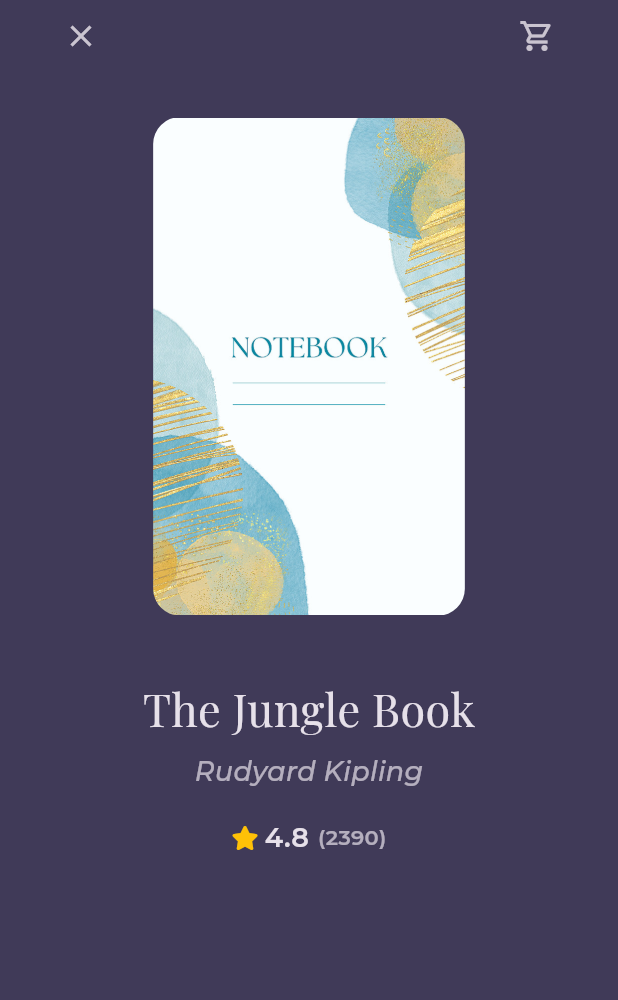
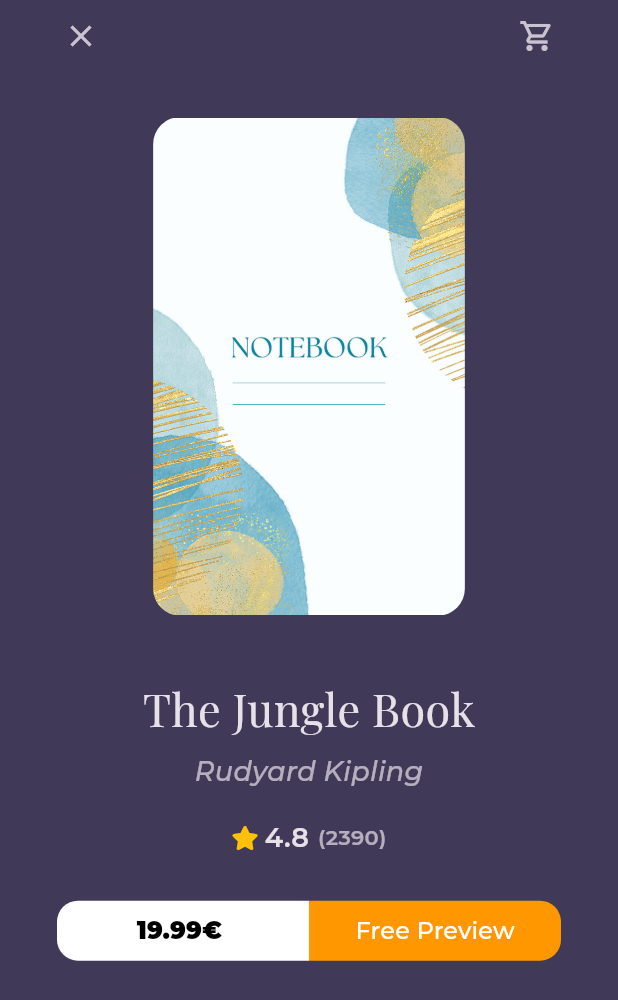
Before and after one commit to Omarsameh21/bookly, a Flutter app: the BookDetailsView screen opened by its route, on a phone screen of 412 x 824 dp. Shown: the top 1000 px of the screen. Run offline on Flutter 3.47's test engine with Material 3 defaults, Android fonts, the phone set to English and light mode, and no system bars; our stand-ins replace font_awesome_flutter, go_router, google_fonts.

Commit message:
create BookAction

```diff
--- /dev/null
+++ b/lib/Features/splash/presentation/view/widgets/book_action.dart
@@ -0,0 +1,48 @@
+import 'package:flutter/material.dart';
+
+import '../../../../../core/widgets/costum_botton.dart';
+
+class BookAction extends StatelessWidget {
+  const BookAction({
+    super.key,
+  });
+
+  @override
+  Widget build(BuildContext context) {
+    return Padding(
+      padding: const EdgeInsets.symmetric(horizontal: 8),
+      child: Row(
+        mainAxisAlignment: MainAxisAlignment.center,
+        children: [
+          Expanded(
+            child: CostumBotton(
+              title: '19.99€ ',
+              textStyle: const TextStyle(
+                  fontSize: 16,
+                  fontWeight: FontWeight.w900,
+                  color: Colors.black),
+              color: Colors.white,
+              topLeft: 14,
+              bottomLeft: 14,
+              onPressed: () {},
+            ),
+          ),
+          Expanded(
+            child: CostumBotton(
+              title: 'Free Preview',
+              textStyle: const TextStyle(
+                fontSize: 16,
+                // fontWeight: FontWeight.bold,
+                color: Colors.white,
+              ),
+              color: Colors.orange,
+              topRight: 14,
+              bottomRight: 14,
+              onPressed: () {},
+            ),
+          ),
+        ],
+      ),
+    );
+  }
+}
--- a/lib/Features/splash/presentation/view/widgets/book_details_view_body.dart
+++ b/lib/Features/splash/presentation/view/widgets/book_details_view_body.dart
@@ -2,6 +2,7 @@ import 'package:bookly/Features/splash/presentation/view/widgets/book_rating.dar
 import 'package:bookly/Features/splash/presentation/view/widgets/costum_book_image.dart';
 import 'package:bookly/core/utils/styles.dart';
 import 'package:flutter/material.dart';
+import 'book_action.dart';
 import 'costum_book_details_app_bar.dart';
 
 class BookDetailsViewBody extends StatelessWidget {
@@ -46,6 +47,10 @@ class BookDetailsViewBody extends StatelessWidget {
           const BookRating(
             mainAxisAlignment: MainAxisAlignment.center,
           ),
+          const SizedBox(
+            height: 25,
+          ),
+          const BookAction(),
         ],
       ),
     );
--- /dev/null
+++ b/lib/core/widgets/costum_botton.dart
@@ -0,0 +1,43 @@
+import 'package:flutter/material.dart';
+
+class CostumBotton extends StatelessWidget {
+  CostumBotton({
+    super.key,
+    required this.title,
+    this.onPressed,
+    required this.color,
+    this.topLeft = 0,
+    this.topRight = 0,
+    this.bottomLeft = 0,
+    this.bottomRight = 0,
+    required this.textStyle,
+  });
+
+  final String title;
+  final Function()? onPressed;
+  final Color color;
+  double? topLeft;
+  double? topRight;
+  double? bottomLeft;
+  double? bottomRight;
+  final TextStyle textStyle;
+
+  @override
+  Widget build(BuildContext context) {
+    return TextButton(
+      style: TextButton.styleFrom(
+        backgroundColor: color,
+        shape: RoundedRectangleBorder(
+          borderRadius: BorderRadius.only(
+            topLeft: Radius.circular(topLeft!),
+            topRight: Radius.circular(topRight!),
+            bottomLeft: Radius.circular(bottomLeft!),
+            bottomRight: Radius.circular(bottomRight!),
+          ),
+        ),
+      ),
+      onPressed: onPressed,
+      child: Text(title, style: textStyle),
+    );
+  }
+}
```
